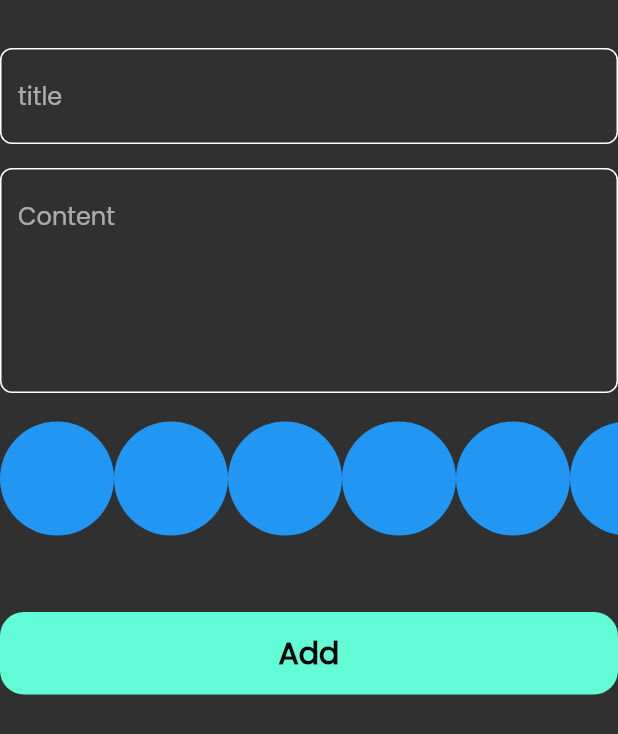
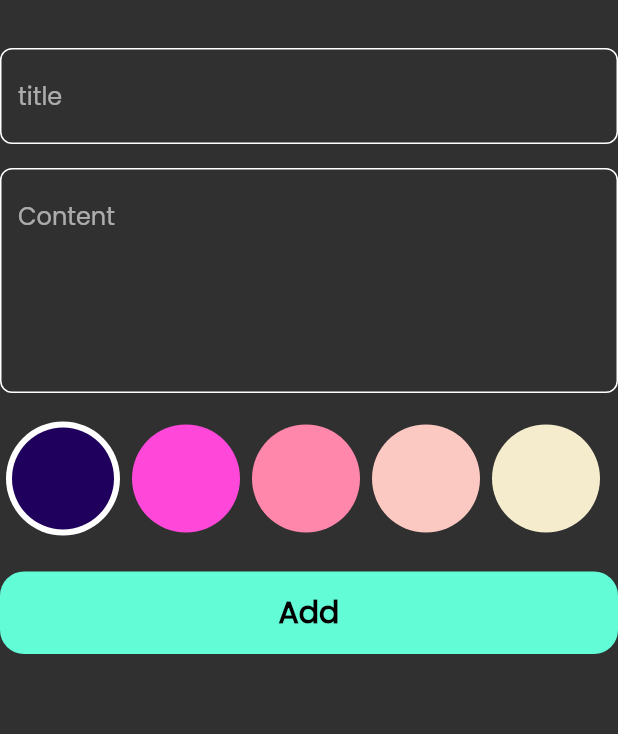
Before and after one commit to smgr9/note, a Flutter app: the AddNoteForm widget shown alone on an empty page, opened directly, on a phone screen of 412 x 824 dp. Shown: the top 734 px of the screen. Run offline on Flutter 3.47's test engine with Material 2 defaults, Android fonts, the phone set to English and light mode, and no system bars; our stand-ins replace bloc, flutter_bloc, font_awesome_flutter, hive, hive_flutter, modal_progress_hud_nsn; accounts and stored records are empty.

Commit message:
color list view part 2

```diff
--- a/lib/widget/add_note_form.dart
+++ b/lib/widget/add_note_form.dart
@@ -46,11 +46,11 @@ class _AddNoteFormState extends State<AddNoteForm> {
             ),
             ColorsListView(),
             const SizedBox(
-              height: 32,
+              height: 5,
             ),
             customBuilder(),
             const SizedBox(
-              height: 16,
+              height: 32,
             ),
           ],
         ));
--- a/lib/widget/color_item.dart
+++ b/lib/widget/color_item.dart
@@ -1,13 +1,23 @@
 import 'package:flutter/material.dart';
 
 class ColorItem extends StatelessWidget {
-  const ColorItem({super.key});
-
+  const ColorItem({super.key, required this.isActice, required this.color});
+  final bool isActice;
+  final Color color;
   @override
   Widget build(BuildContext context) {
-    return CircleAvatar(
-      radius: 38,
-      backgroundColor: Colors.blue,
-    );
+    return isActice
+        ? CircleAvatar(
+            radius: 38,
+            backgroundColor: Colors.white,
+            child: CircleAvatar(
+              radius: 34,
+              backgroundColor: color,
+            ),
+          )
+        : CircleAvatar(
+            radius: 36,
+            backgroundColor: color,
+          );
   }
 }
--- a/lib/widget/colors_list_view.dart
+++ b/lib/widget/colors_list_view.dart
@@ -1,18 +1,43 @@
 import 'package:flutter/material.dart';
 import 'package:note/widget/color_item.dart';
 
-class ColorsListView extends StatelessWidget {
+class ColorsListView extends StatefulWidget {
   const ColorsListView({super.key});
 
   @override
+  State<ColorsListView> createState() => _ColorsListViewState();
+}
+
+class _ColorsListViewState extends State<ColorsListView> {
+  int currentIndex = 0;
+  @override
   Widget build(BuildContext context) {
+    List<Color> colors = [
+      Color(0xff1F005D),
+      Color(0xffFF47DA),
+      Color(0xffFF87AB),
+      Color(0xffFCC8C2),
+      Color(0xffF5ECCD),
+    ];
     return SizedBox(
       height: 38 * 3,
       child: ListView.builder(
         scrollDirection: Axis.horizontal,
-        itemCount: 10,
+        itemCount: colors.length,
         itemBuilder: (context, index) {
-          return const ColorItem();
+          return Padding(
+            padding: const EdgeInsets.symmetric(horizontal: 4),
+            child: GestureDetector(
+              onTap: () {
+                currentIndex = index;
+                setState(() {});
+              },
+              child: ColorItem(
+                color: colors[index],
+                isActice: currentIndex == index ? true : false,
+              ),
+            ),
+          );
         },
       ),
     );
```
